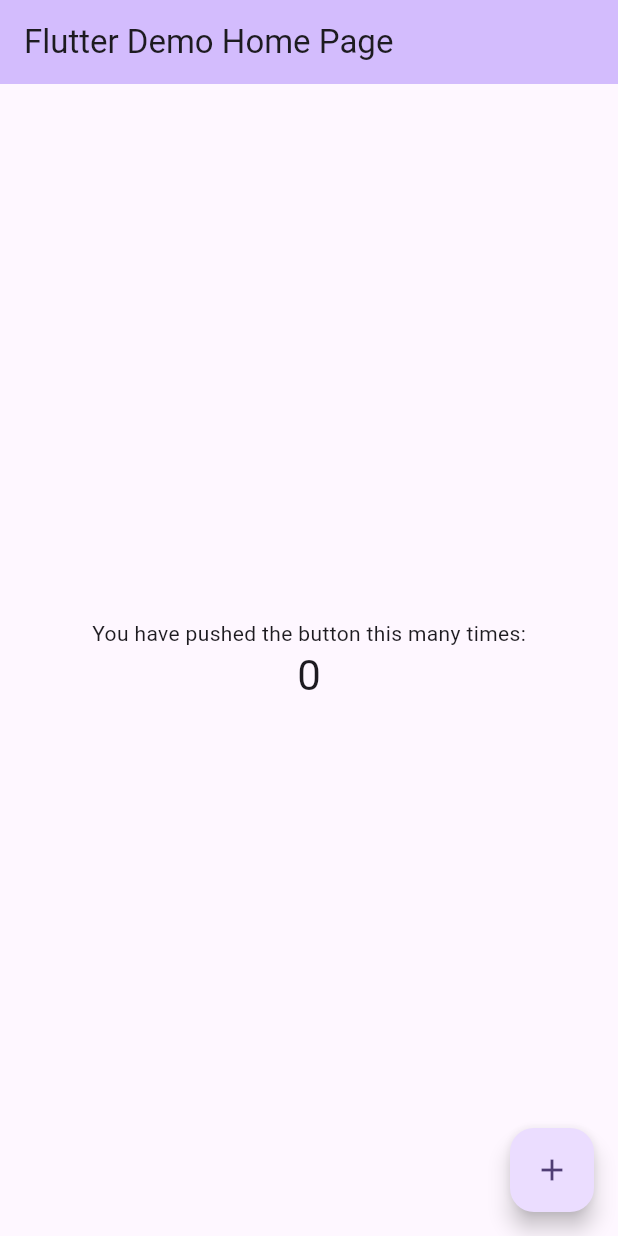
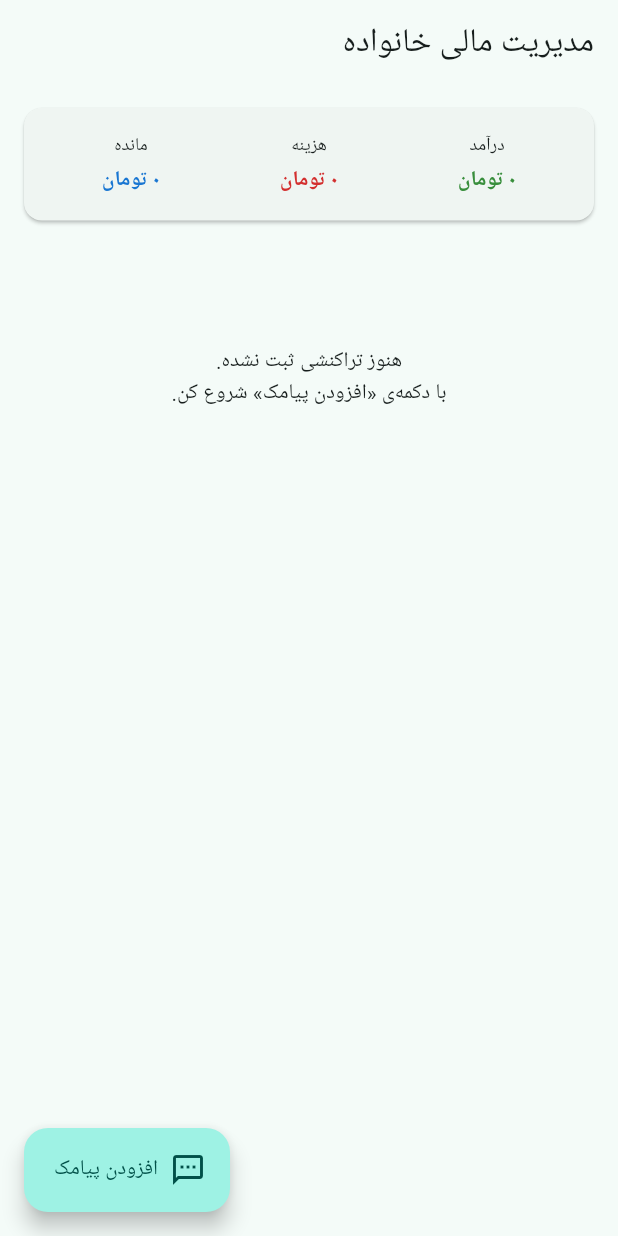
Before and after one commit to Mahdi-Shafiei-IRAN/economyreporter, a Flutter app: the screen it shows after launch, on a phone screen of 412 x 824 dp. Run offline on Flutter 3.47's test engine with Material 3 defaults, Android fonts, the phone set to English and light mode, and no system bars; our stand-ins replace sqflite; accounts and stored records are empty.

Commit message:
افزودن UI داشبورد: کارت جمع، لیست تراکنش و شیت افزودن پیامک
- core/format/money_format.dart: نمایش مبلغ به تومان با ارقام فارسی
- DashboardController + اینترفیس TransactionStore (تزریق‌پذیر)
- DashboardScreen: جمع درآمد/هزینه/مانده + لیست + شیت افزودن پیامک (RTL)
- بازنویسی main.dart برای نمایش داشبورد
- تست ویجت با مخزن in-memory جعلی (سازگار با FakeAsync)
- مجموع ۳۱ تست، همه پاس؛ analyze بدون ایراد

```diff
--- /dev/null
+++ b/mobile/lib/core/format/money_format.dart
@@ -0,0 +1,36 @@
+/// قالب‌بندی پول برای نمایش.
+///
+/// قانون پروژه: مبلغ کانونی به ریال ذخیره می‌شود و تبدیل به **تومان** فقط
+/// در لایه‌ی نمایش انجام می‌شود (docs/architecture.md §۱۲).
+library;
+
+const List<String> _persianDigits = [
+  '۰', '۱', '۲', '۳', '۴', '۵', '۶', '۷', '۸', '۹',
+];
+
+/// ارقام لاتین یک رشته را به فارسی تبدیل می‌کند.
+String toPersianDigits(String input) {
+  return input.replaceAllMapped(
+    RegExp(r'[0-9]'),
+    (m) => _persianDigits[int.parse(m[0]!)],
+  );
+}
+
+/// عدد را با جداکننده‌ی هزارگان (٬) گروه‌بندی می‌کند (ارقام لاتین).
+String groupThousands(int value) {
+  final digits = value.abs().toString();
+  final buffer = StringBuffer();
+  for (var i = 0; i < digits.length; i++) {
+    if (i != 0 && (digits.length - i) % 3 == 0) buffer.write('٬');
+    buffer.write(digits[i]);
+  }
+  return (value < 0 ? '-' : '') + buffer.toString();
+}
+
+/// مبلغ ریالی را به‌صورت «... تومان» نمایش می‌دهد (تقسیم بر ۱۰).
+String formatToman(int rial, {bool persianDigits = true, bool withUnit = true}) {
+  final toman = rial ~/ 10;
+  var text = groupThousands(toman);
+  if (persianDigits) text = toPersianDigits(text);
+  return withUnit ? '$text تومان' : text;
+}
--- /dev/null
+++ b/mobile/lib/features/dashboard/dashboard_controller.dart
@@ -0,0 +1,43 @@
+/// کنترلر داشبورد: بارگذاری جمع و لیست تراکنش‌ها و افزودن از پیامک.
+library;
+
+import 'package:flutter/foundation.dart';
+
+import '../../core/sms/sms_parser.dart';
+import '../transactions/data/transaction_record.dart';
+import '../transactions/data/transaction_repository.dart';
+
+class DashboardController extends ChangeNotifier {
+  final TransactionStore repository;
+  final SmsParser parser;
+
+  DashboardController(this.repository, {this.parser = const SmsParser()});
+
+  bool loading = true;
+  FinanceSummary summary = const FinanceSummary(incomeRial: 0, expenseRial: 0);
+  List<TransactionRecord> transactions = const [];
+
+  Future<void> load() async {
+    loading = true;
+    notifyListeners();
+    summary = await repository.summary();
+    transactions = await repository.getAll(limit: 200);
+    loading = false;
+    notifyListeners();
+  }
+
+  /// یک پیامک را پارس و ذخیره می‌کند و سپس داشبورد را تازه‌سازی می‌کند.
+  Future<TxInsertOutcome> addFromSms({
+    required String sender,
+    required String body,
+  }) async {
+    final parsed = parser.parse(sender: sender, body: body);
+    final outcome = await repository.saveParsed(
+      parsed,
+      sender: sender,
+      receivedAt: DateTime.now(),
+    );
+    await load();
+    return outcome;
+  }
+}
--- /dev/null
+++ b/mobile/lib/features/dashboard/dashboard_screen.dart
@@ -0,0 +1,306 @@
+/// صفحه‌ی اصلی: جمع درآمد/هزینه/مانده + لیست تراکنش‌ها.
+library;
+
+import 'package:flutter/material.dart';
+
+import '../../core/format/money_format.dart';
+import '../../core/sms/bank_registry.dart';
+import '../transactions/data/transaction_record.dart';
+import '../transactions/data/transaction_repository.dart';
+import 'dashboard_controller.dart';
+
+/// کلیدهای تست.
+const kIncomeValueKey = Key('summary-income');
+const kExpenseValueKey = Key('summary-expense');
+const kBalanceValueKey = Key('summary-balance');
+const kAddSmsFabKey = Key('add-sms-fab');
+const kSmsSenderFieldKey = Key('sms-sender-field');
+const kSmsBodyFieldKey = Key('sms-body-field');
+const kSmsSaveButtonKey = Key('sms-save-button');
+const kEmptyStateKey = Key('empty-state');
+
+class DashboardScreen extends StatefulWidget {
+  final DashboardController controller;
+
+  const DashboardScreen({super.key, required this.controller});
+
+  @override
+  State<DashboardScreen> createState() => _DashboardScreenState();
+}
+
+class _DashboardScreenState extends State<DashboardScreen> {
+  DashboardController get _c => widget.controller;
+
+  @override
+  void initState() {
+    super.initState();
+    _c.load();
+  }
+
+  Future<void> _openAddSmsSheet() async {
+    final input = await showModalBottomSheet<_SmsInput>(
+      context: context,
+      isScrollControlled: true,
+      builder: (_) => const _AddSmsSheet(),
+    );
+    if (input == null) return;
+
+    final outcome = await _c.addFromSms(sender: input.sender, body: input.body);
+    if (!mounted) return;
+
+    final message = outcome.isDuplicate
+        ? 'این پیامک قبلاً ثبت شده بود.'
+        : 'تراکنش ثبت شد.';
+    ScaffoldMessenger.of(context).showSnackBar(SnackBar(content: Text(message)));
+  }
+
+  @override
+  Widget build(BuildContext context) {
+    return Scaffold(
+      appBar: AppBar(title: const Text('مدیریت مالی خانواده')),
+      floatingActionButton: FloatingActionButton.extended(
+        key: kAddSmsFabKey,
+        onPressed: _openAddSmsSheet,
+        icon: const Icon(Icons.sms_outlined),
+        label: const Text('افزودن پیامک'),
+      ),
+      body: AnimatedBuilder(
+        animation: _c,
+        builder: (context, _) {
+          if (_c.loading) {
+            return const Center(child: CircularProgressIndicator());
+          }
+          return RefreshIndicator(
+            onRefresh: _c.load,
+            child: ListView(
+              padding: const EdgeInsets.fromLTRB(12, 12, 12, 96),
+              children: [
+                _SummaryCard(summary: _c.summary),
+                const SizedBox(height: 16),
+                if (_c.transactions.isEmpty)
+                  const _EmptyState()
+                else
+                  ..._c.transactions.map((t) => _TransactionTile(record: t)),
+              ],
+            ),
+          );
+        },
+      ),
+    );
+  }
+}
+
+class _SummaryCard extends StatelessWidget {
+  final FinanceSummary summary;
+  const _SummaryCard({required this.summary});
+
+  @override
+  Widget build(BuildContext context) {
+    return Card(
+      elevation: 1,
+      child: Padding(
+        padding: const EdgeInsets.symmetric(vertical: 16, horizontal: 12),
+        child: Row(
+          mainAxisAlignment: MainAxisAlignment.spaceAround,
+          children: [
+            _SummaryItem(
+              label: 'درآمد',
+              valueKey: kIncomeValueKey,
+              amountRial: summary.incomeRial,
+              color: Colors.green.shade700,
+            ),
+            _SummaryItem(
+              label: 'هزینه',
+              valueKey: kExpenseValueKey,
+              amountRial: summary.expenseRial,
+              color: Colors.red.shade700,
+            ),
+            _SummaryItem(
+              label: 'مانده',
+              valueKey: kBalanceValueKey,
+              amountRial: summary.balanceRial,
+              color: Colors.blue.shade700,
+            ),
+          ],
+        ),
+      ),
+    );
+  }
+}
+
+class _SummaryItem extends StatelessWidget {
+  final String label;
+  final Key valueKey;
+  final int amountRial;
+  final Color color;
+
+  const _SummaryItem({
+    required this.label,
+    required this.valueKey,
+    required this.amountRial,
+    required this.color,
+  });
+
+  @override
+  Widget build(BuildContext context) {
+    return Column(
+      children: [
+        Text(label, style: Theme.of(context).textTheme.bodySmall),
+        const SizedBox(height: 6),
+        Text(
+          key: valueKey,
+          formatToman(amountRial),
+          style: TextStyle(color: color, fontWeight: FontWeight.bold),
+        ),
+      ],
+    );
+  }
+}
+
+class _TransactionTile extends StatelessWidget {
+  final TransactionRecord record;
+  const _TransactionTile({required this.record});
+
+  @override
+  Widget build(BuildContext context) {
+    final meta = _kindMeta(record.kind);
+    final subtitleParts = <String>[
+      if (record.bankId != null) bankNameById(record.bankId!),
+      if (record.cardLast4 != null) 'کارت ${record.cardLast4}',
+    ];
+
+    return Card(
+      elevation: 0,
+      margin: const EdgeInsets.symmetric(vertical: 4),
+      child: ListTile(
+        leading: CircleAvatar(
+          backgroundColor: meta.color.withOpacity(0.15),
+          child: Icon(meta.icon, color: meta.color),
+        ),
+        title: Text(
+          record.amountRial == null
+              ? 'مبلغ نامشخص'
+              : formatToman(record.amountRial!),
+          style: const TextStyle(fontWeight: FontWeight.bold),
+        ),
+        subtitle: subtitleParts.isEmpty ? null : Text(subtitleParts.join(' • ')),
+        trailing: record.needsReview
+            ? const Chip(
+                label: Text('بازبینی', style: TextStyle(fontSize: 11)),
+                visualDensity: VisualDensity.compact,
+                backgroundColor: Color(0xFFFFF3CD),
+              )
+            : Text(meta.label, style: TextStyle(color: meta.color)),
+      ),
+    );
+  }
+}
+
+class _EmptyState extends StatelessWidget {
+  const _EmptyState();
+
+  @override
+  Widget build(BuildContext context) {
+    return const Padding(
+      key: kEmptyStateKey,
+      padding: EdgeInsets.only(top: 64),
+      child: Center(
+        child: Text('هنوز تراکنشی ثبت نشده.\nبا دکمه‌ی «افزودن پیامک» شروع کن.',
+            textAlign: TextAlign.center),
+      ),
+    );
+  }
+}
+
+class _AddSmsSheet extends StatefulWidget {
+  const _AddSmsSheet();
+
+  @override
+  State<_AddSmsSheet> createState() => _AddSmsSheetState();
+}
+
+class _AddSmsSheetState extends State<_AddSmsSheet> {
+  final _senderController = TextEditingController();
+  final _bodyController = TextEditingController();
+
+  @override
+  void dispose() {
+    _senderController.dispose();
+    _bodyController.dispose();
+    super.dispose();
+  }
+
+  void _save() {
+    final sender = _senderController.text.trim();
+    final body = _bodyController.text.trim();
+    if (body.isEmpty) return;
+    Navigator.of(context).pop(_SmsInput(sender: sender, body: body));
+  }
+
+  @override
+  Widget build(BuildContext context) {
+    final bottomInset = MediaQuery.of(context).viewInsets.bottom;
+    return Padding(
+      padding: EdgeInsets.fromLTRB(16, 16, 16, 16 + bottomInset),
+      child: Column(
+        mainAxisSize: MainAxisSize.min,
+        crossAxisAlignment: CrossAxisAlignment.stretch,
+        children: [
+          Text('افزودن پیامک بانکی',
+              style: Theme.of(context).textTheme.titleMedium),
+          const SizedBox(height: 12),
+          TextField(
+            key: kSmsSenderFieldKey,
+            controller: _senderController,
+            decoration: const InputDecoration(
+              labelText: 'فرستنده (نام/سرشماره بانک)',
+              border: OutlineInputBorder(),
+            ),
+          ),
+          const SizedBox(height: 12),
+          TextField(
+            key: kSmsBodyFieldKey,
+            controller: _bodyController,
+            maxLines: 4,
+            decoration: const InputDecoration(
+              labelText: 'متن پیامک',
+              border: OutlineInputBorder(),
+            ),
+          ),
+          const SizedBox(height: 16),
+          FilledButton(
+            key: kSmsSaveButtonKey,
+            onPressed: _save,
+            child: const Text('پارس و ذخیره'),
+          ),
+        ],
+      ),
+    );
+  }
+}
+
+class _SmsInput {
+  final String sender;
+  final String body;
+  const _SmsInput({required this.sender, required this.body});
+}
+
+class _KindMeta {
+  final String label;
+  final IconData icon;
+  final Color color;
+  const _KindMeta(this.label, this.icon, this.color);
+}
+
+_KindMeta _kindMeta(String kind) {
+  switch (kind) {
+    case 'income':
+      return const _KindMeta('درآمد', Icons.south_west, Colors.green);
+    case 'expense':
+      return const _KindMeta('هزینه', Icons.north_east, Colors.red);
+    case 'transfer':
+      return const _KindMeta('انتقال', Icons.swap_horiz, Colors.blueGrey);
+    default:
+      return const _KindMeta('نامشخص', Icons.help_outline, Colors.grey);
+  }
+}
--- a/mobile/lib/main.dart
+++ b/mobile/lib/main.dart
@@ -1,125 +1,73 @@
 import 'package:flutter/material.dart';
 
-void main() {
-  runApp(const MyApp());
+import 'core/database/app_database.dart';
+import 'features/dashboard/dashboard_controller.dart';
+import 'features/dashboard/dashboard_screen.dart';
+import 'features/transactions/data/transaction_repository.dart';
+
+Future<void> main() async {
+  WidgetsFlutterBinding.ensureInitialized();
+  runApp(const EconomyApp());
 }
 
-class MyApp extends StatelessWidget {
-  const MyApp({super.key});
+class EconomyApp extends StatelessWidget {
+  const EconomyApp({super.key});
 
-  // This widget is the root of your application.
   @override
   Widget build(BuildContext context) {
     return MaterialApp(
-      title: 'Flutter Demo',
-      theme: ThemeData(
-        // This is the theme of your application.
-        //
-        // TRY THIS: Try running your application with "flutter run". You'll see
-        // the application has a purple toolbar. Then, without quitting the app,
-        // try changing the seedColor in the colorScheme below to Colors.green
-        // and then invoke "hot reload" (save your changes or press the "hot
-        // reload" button in a Flutter-supported IDE, or press "r" if you used
-        // the command line to start the app).
-        //
-        // Notice that the counter didn't reset back to zero; the application
-        // state is not lost during the reload. To reset the state, use hot
-        // restart instead.
-        //
-        // This works for code too, not just values: Most code changes can be
-        // tested with just a hot reload.
-        colorScheme: ColorScheme.fromSeed(seedColor: Colors.deepPurple),
-        useMaterial3: true,
+      title: 'مدیریت مالی خانواده',
+      debugShowCheckedModeBanner: false,
+      theme: ThemeData(colorSchemeSeed: Colors.teal, useMaterial3: true),
+      // چیدمان راست‌به‌چپ برای کل اپ.
+      builder: (context, child) => Directionality(
+        textDirection: TextDirection.rtl,
+        child: child ?? const SizedBox.shrink(),
       ),
-      home: const MyHomePage(title: 'Flutter Demo Home Page'),
+      home: const _Bootstrap(),
     );
   }
 }
 
-class MyHomePage extends StatefulWidget {
-  const MyHomePage({super.key, required this.title});
-
-  // This widget is the home page of your application. It is stateful, meaning
-  // that it has a State object (defined below) that contains fields that affect
-  // how it looks.
-
-  // This class is the configuration for the state. It holds the values (in this
-  // case the title) provided by the parent (in this case the App widget) and
-  // used by the build method of the State. Fields in a Widget subclass are
-  // always marked "final".
-
-  final String title;
+/// باز کردن پایگاه‌داده و ساخت کنترلر، سپس نمایش داشبورد.
+class _Bootstrap extends StatefulWidget {
+  const _Bootstrap();
 
   @override
-  State<MyHomePage> createState() => _MyHomePageState();
+  State<_Bootstrap> createState() => _BootstrapState();
 }
 
-class _MyHomePageState extends State<MyHomePage> {
-  int _counter = 0;
+class _BootstrapState extends State<_Bootstrap> {
+  late final Future<DashboardController> _future = _init();
 
-  void _incrementCounter() {
-    setState(() {
-      // This call to setState tells the Flutter framework that something has
-      // changed in this State, which causes it to rerun the build method below
-      // so that the display can reflect the updated values. If we changed
-      // _counter without calling setState(), then the build method would not be
-      // called again, and so nothing would appear to happen.
-      _counter++;
-    });
+  Future<DashboardController> _init() async {
+    final db = await openAppDatabase();
+    return DashboardController(TransactionRepository(db));
   }
 
   @override
   Widget build(BuildContext context) {
-    // This method is rerun every time setState is called, for instance as done
-    // by the _incrementCounter method above.
-    //
-    // The Flutter framework has been optimized to make rerunning build methods
-    // fast, so that you can just rebuild anything that needs updating rather
-    // than having to individually change instances of widgets.
-    return Scaffold(
-      appBar: AppBar(
-        // TRY THIS: Try changing the color here to a specific color (to
-        // Colors.amber, perhaps?) and trigger a hot reload to see the AppBar
-        // change color while the other colors stay the same.
-        backgroundColor: Theme.of(context).colorScheme.inversePrimary,
-        // Here we take the value from the MyHomePage object that was created by
-        // the App.build method, and use it to set our appbar title.
-        title: Text(widget.title),
-      ),
-      body: Center(
-        // Center is a layout widget. It takes a single child and positions it
-        // in the middle of the parent.
-        child: Column(
-          // Column is also a layout widget. It takes a list of children and
-          // arranges them vertically. By default, it sizes itself to fit its
-          // children horizontally, and tries to be as tall as its parent.
-          //
-          // Column has various properties to control how it sizes itself and
-          // how it positions its children. Here we use mainAxisAlignment to
-          // center the children vertically; the main axis here is the vertical
-          // axis because Columns are vertical (the cross axis would be
-          // horizontal).
-          //
-          // TRY THIS: Invoke "debug painting" (choose the "Toggle Debug Paint"
-          // action in the IDE, or press "p" in the console), to see the
-          // wireframe for each widget.
-          mainAxisAlignment: MainAxisAlignment.center,
-          children: <Widget>[
-            const Text(
-              'You have pushed the button this many times:',
+    return FutureBuilder<DashboardController>(
+      future: _future,
+      builder: (context, snapshot) {
+        if (snapshot.hasError) {
+          return Scaffold(
+            body: Center(
+              child: Padding(
+                padding: const EdgeInsets.all(24),
+                child: Text(
+                  'خطا در باز کردن پایگاه‌داده:\n${snapshot.error}',
+                  textAlign: TextAlign.center,
+                ),
+              ),
             ),
-            Text(
-              '$_counter',
-              style: Theme.of(context).textTheme.headlineMedium,
-            ),
-          ],
-        ),
-      ),
-      floatingActionButton: FloatingActionButton(
-        onPressed: _incrementCounter,
-        tooltip: 'Increment',
-        child: const Icon(Icons.add),
-      ), // This trailing comma makes auto-formatting nicer for build methods.
+          );
+        }
+        if (!snapshot.hasData) {
+          return const Scaffold(body: Center(child: CircularProgressIndicator()));
+        }
+        return DashboardScreen(controller: snapshot.data!);
+      },
     );
   }
 }
```
Also changed, not shown: mobile/lib/core/sms/bank_registry.dart (+8 -0 lines), mobile/lib/features/transactions/data/transaction_repository.dart (+17 -1 lines), 5 other files.
